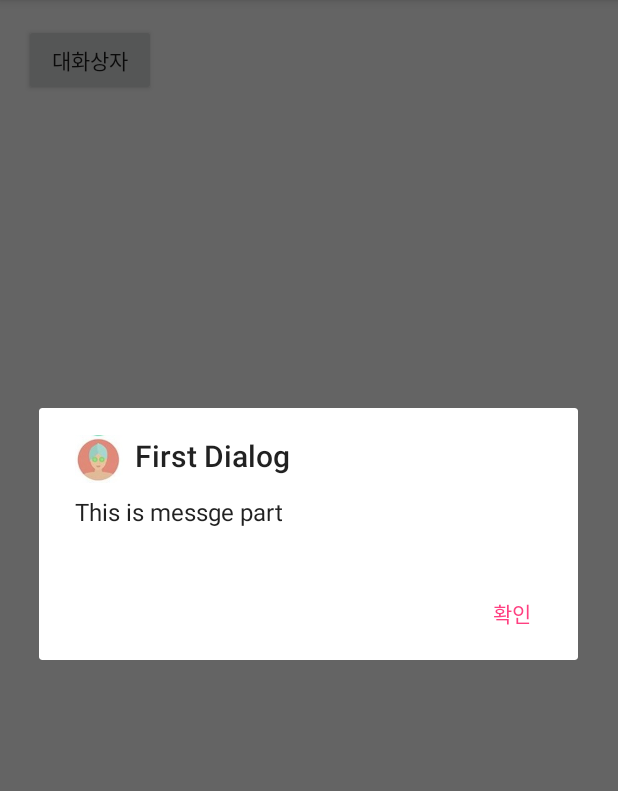
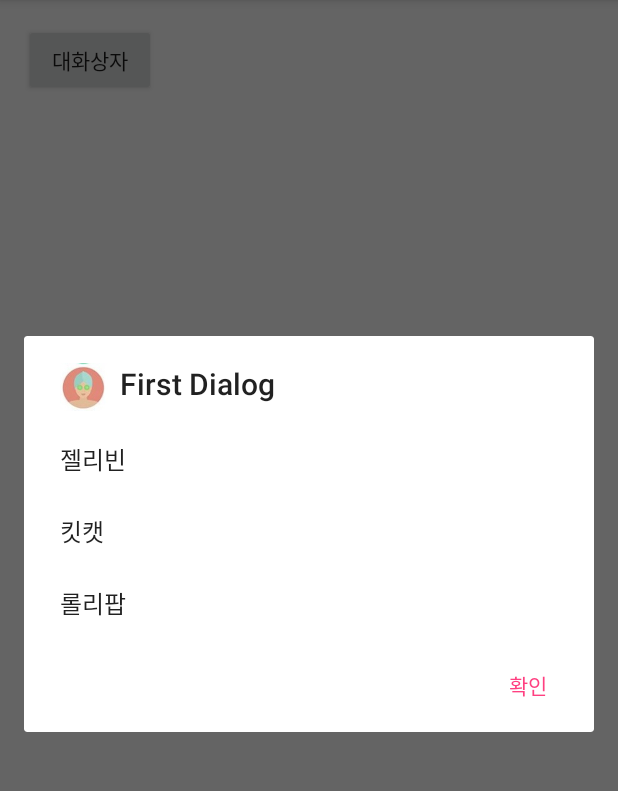
Before and after one commit to sonhayoung/simpledialog, an Android app: the screen it shows after launch (MainActivity), after a tap on "대화상자", on a phone screen of 412 x 824 dp, the part 84-875 px from its top. Run offline under Robolectric (Android 15) with nearby library versions, the phone set to English and light mode, and no system bars.

Commit message:
#4 Change comunicationbox

```diff
--- a/app/src/main/java/kr/hs/emirim/thsgkdud123/simpledialog/MainActivity.java
+++ b/app/src/main/java/kr/hs/emirim/thsgkdud123/simpledialog/MainActivity.java
@@ -9,20 +9,28 @@ import android.widget.Button;
 import android.widget.Toast;
 
 public class MainActivity extends AppCompatActivity implements View.OnClickListener{
-
+    String[] items={"젤리빈","킷캣","롤리팝"};
+    Button but;
     @Override
     protected void onCreate(Bundle savedInstanceState) {
         super.onCreate(savedInstanceState);
         setContentView(R.layout.activity_main);
-        Button but=(Button)findViewById(R.id.but_dialog);
+       but=(Button)findViewById(R.id.but_dialog);
         but.setOnClickListener(this);
     }
 
     @Override
     public void onClick(View v) {
+
         AlertDialog.Builder dialog=new AlertDialog.Builder(this);
         dialog.setTitle("First Dialog");
-                dialog.setMessage("This is messge part");
+        dialog.setItems(items, new DialogInterface.OnClickListener() {
+            @Override
+            public void onClick(DialogInterface dialog, int which) {
+                but.setText(items[which]);
+            }
+        });
+
         dialog.setIcon(R.drawable.first_icon);
         dialog.setPositiveButton("확인", new DialogInterface.OnClickListener() {
             @Override
```
